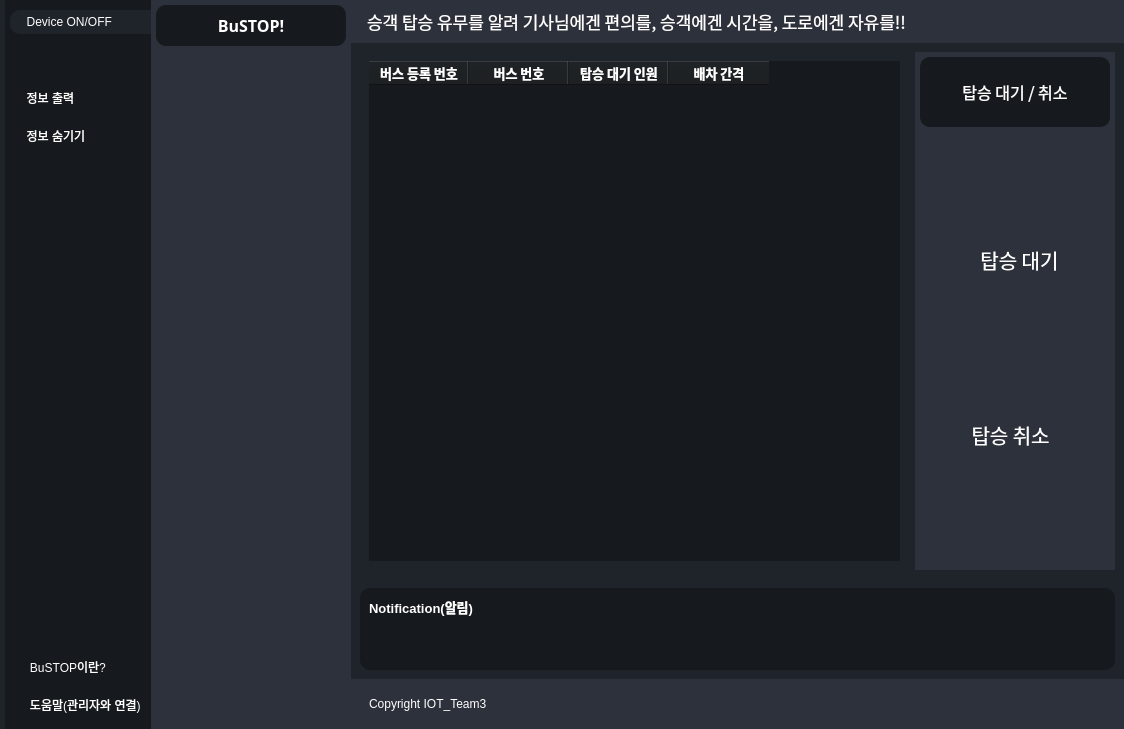
Old version of the form interface.ui in the repository PKNU-IOT3/bustop_PyQT.
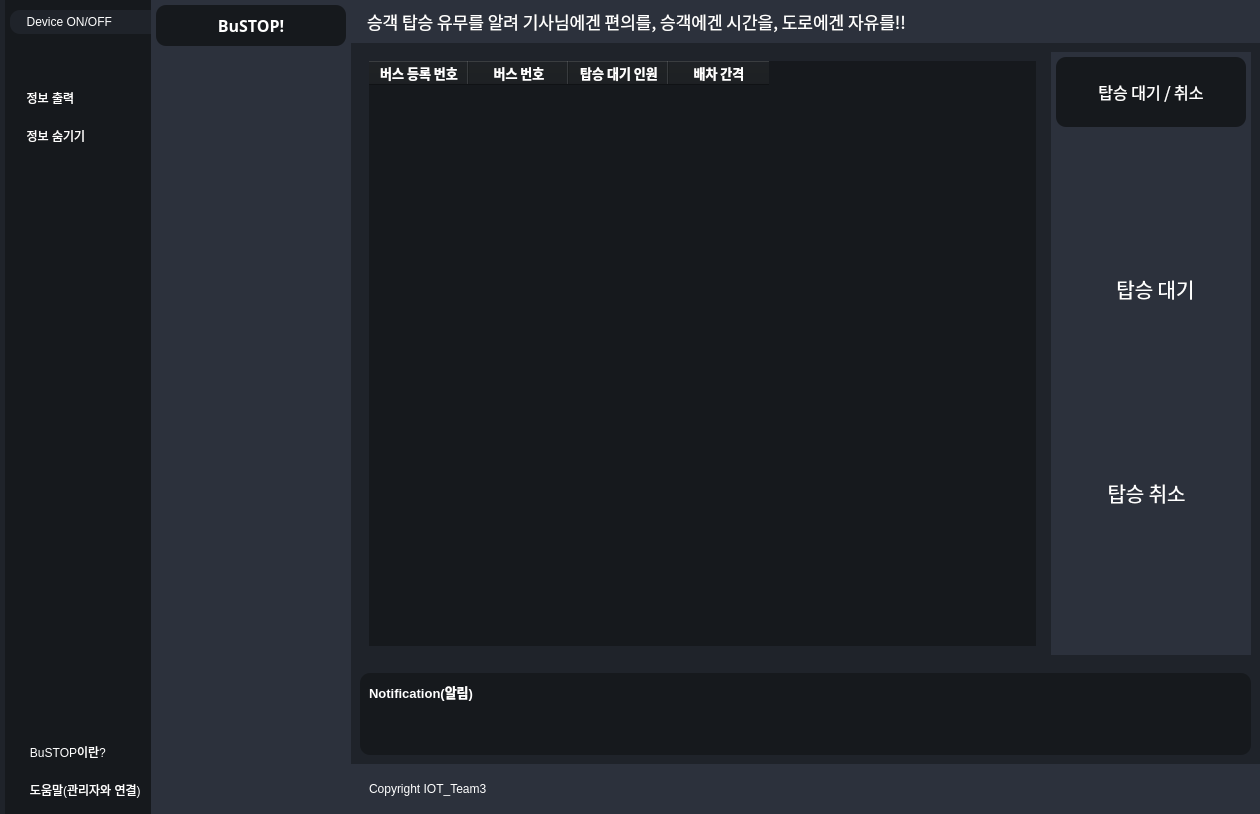
New version of the form. Icons and pictures are not drawn.

Commit message: upload gif, modify ui size

```diff
--- a/interface.ui
+++ b/interface.ui
@@ -6,8 +6,8 @@
    <rect>
     <x>0</x>
     <y>0</y>
-    <width>1124</width>
-    <height>729</height>
+    <width>1260</width>
+    <height>814</height>
    </rect>
   </property>
   <property name="windowTitle">
```
The commit also changes 2 other files.
